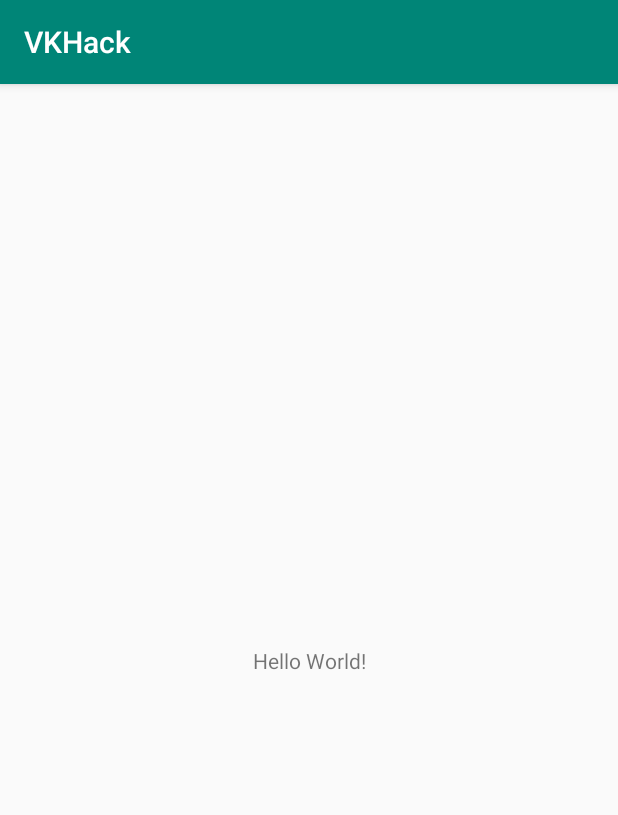
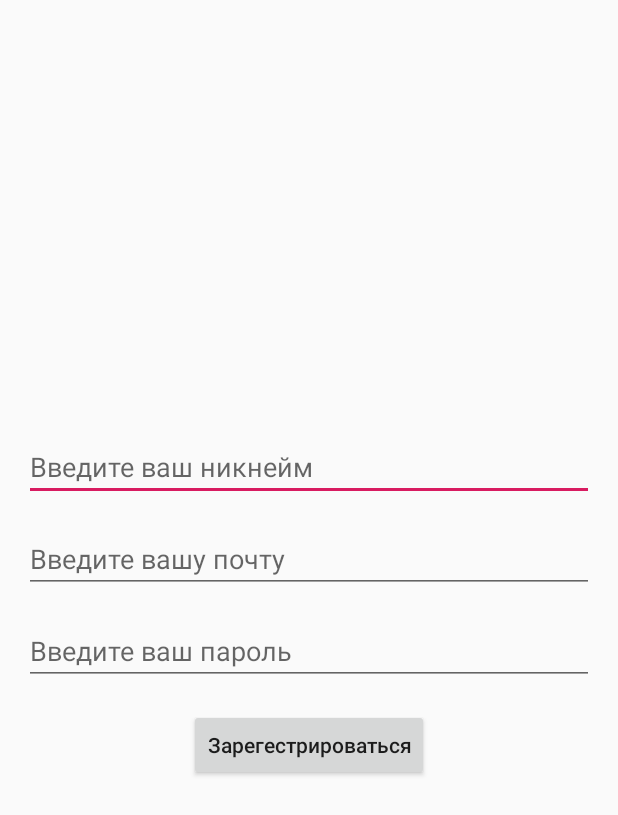
Before and after one commit to BOOMeranGG/VKHack, an Android app: the screen it shows after launch (MainActivity before the commit, RegistrationActivity after it), on a phone screen of 412 x 824 dp. Shown: the top 815 px of the screen. Run offline under Robolectric (Android 15) with nearby library versions, the phone set to English and light mode, and no system bars.

Commit message:
Add registration

```diff
--- a/app/build.gradle
+++ b/app/build.gradle
@@ -42,4 +42,6 @@ dependencies {
     implementation 'androidx.core:core-ktx:1.2.0-alpha04'
     implementation 'androidx.constraintlayout:constraintlayout:2.0.0-beta2'
     implementation 'com.github.stfalcon:chatkit:0.3.3'
+
+    implementation 'com.jsibbold:zoomage:1.3.0'
 }
--- a/app/src/main/java/com/orange_infinity/vkhack/MainActivity.java
+++ b/app/src/main/java/com/orange_infinity/vkhack/MainActivity.java
@@ -1,7 +1,8 @@
 package com.orange_infinity.vkhack;
 
+import android.os.Bundle;
+
 import androidx.appcompat.app.AppCompatActivity;
-import android.os.Bundle;
 
 public class MainActivity extends AppCompatActivity {
 
--- /dev/null
+++ b/app/src/main/java/com/orange_infinity/vkhack/ui/layouts/RegistrationActivity.java
@@ -0,0 +1,67 @@
+package com.orange_infinity.vkhack.ui.layouts;
+
+import androidx.appcompat.app.AppCompatActivity;
+
+import android.content.Intent;
+import android.os.Bundle;
+import android.util.Log;
+import android.view.View;
+import android.widget.Button;
+import android.widget.EditText;
+
+import com.orange_infinity.vkhack.MainActivity;
+import com.orange_infinity.vkhack.R;
+import com.orange_infinity.vkhack.data.preferences.UserPreferences;
+import com.orange_infinity.vkhack.utils.StringUtils;
+
+import static com.orange_infinity.vkhack.utils.StringUtils.MAIN_TAG;
+
+public class RegistrationActivity extends AppCompatActivity implements View.OnClickListener {
+
+    private EditText editLogin;
+    private EditText editPassword;
+    private EditText editNickname;
+    private Button btnEnter;
+
+    @Override
+    protected void onCreate(Bundle savedInstanceState) {
+        super.onCreate(savedInstanceState);
+        checkIsUserAuthorized();
+        setContentView(R.layout.activity_registration);
+
+        editLogin = findViewById(R.id.editLogin);
+        editPassword = findViewById(R.id.editPassword);
+        editNickname = findViewById(R.id.editNickname);
+        btnEnter = findViewById(R.id.btnEnter);
+
+        btnEnter.setOnClickListener(this);
+    }
+
+    private void checkIsUserAuthorized() {
+        if (UserPreferences.isUserAuth(this)) {
+            Intent intent = new Intent(this, MainActivity.class);
+            startActivity(intent);
+            finish();
+        }
+    }
+
+    @Override
+    public void onClick(View v) {
+        if (v.getId() == R.id.btnEnter) {
+            String login = editLogin.getText().toString().trim();
+            String password = editPassword.getText().toString();
+            String nickname = editNickname.getText().toString();
+
+            if (!StringUtils.isValidEmail(login)) {
+                return;
+            }
+            Log.d(MAIN_TAG, "You are creating a new account, login: " + login + ", password: "
+                    + password + ", nickname: " + nickname);
+            Intent intent = new Intent(this, MainActivity.class);
+
+            UserPreferences.saveUserAuthData(this, password, login, nickname);
+            startActivity(intent);
+            finish();
+        }
+    }
+}
--- /dev/null
+++ b/app/src/main/res/layout/activity_registration.xml
@@ -0,0 +1,61 @@
+<?xml version="1.0" encoding="utf-8"?>
+<androidx.constraintlayout.widget.ConstraintLayout
+    xmlns:android="http://schemas.android.com/apk/res/android"
+    xmlns:app="http://schemas.android.com/apk/res-auto"
+    xmlns:tools="http://schemas.android.com/tools"
+    android:layout_width="match_parent"
+    android:layout_height="match_parent"
+    tools:context=".ui.layouts.RegistrationActivity">
+
+    <LinearLayout
+        android:id="@+id/editLayout"
+        android:layout_width="match_parent"
+        android:layout_height="wrap_content"
+        android:orientation="vertical"
+        app:layout_constraintBottom_toBottomOf="parent"
+        app:layout_constraintTop_toTopOf="parent"
+        app:layout_constraintVertical_bias="0.44">
+
+        <EditText
+            android:id="@+id/editNickname"
+            android:layout_width="match_parent"
+            android:layout_height="wrap_content"
+            android:layout_marginStart="16dp"
+            android:layout_marginEnd="16dp"
+            android:layout_marginBottom="16dp"
+            android:hint="@string/edit_nickname"
+            android:inputType="text" />
+
+        <EditText
+            android:id="@+id/editLogin"
+            android:layout_width="match_parent"
+            android:layout_height="wrap_content"
+            android:layout_marginStart="16dp"
+            android:layout_marginEnd="16dp"
+            android:layout_marginBottom="16dp"
+            android:hint="@string/edit_login"
+            android:inputType="text" />
+
+        <EditText
+            android:id="@+id/editPassword"
+            android:layout_width="match_parent"
+            android:layout_height="wrap_content"
+            android:layout_marginStart="16dp"
+            android:layout_marginEnd="16dp"
+            android:hint="@string/edit_password"
+            android:inputType="textPassword" />
+
+    </LinearLayout>
+
+    <Button
+        android:id="@+id/btnEnter"
+        android:layout_width="wrap_content"
+        android:layout_height="wrap_content"
+        android:textAllCaps="false"
+        app:layout_constraintTop_toBottomOf="@id/editLayout"
+        android:layout_marginTop="16dp"
+        app:layout_constraintStart_toStartOf="parent"
+        app:layout_constraintEnd_toEndOf="parent"
+        android:text="@string/registration" />
+
+</androidx.constraintlayout.widget.ConstraintLayout>
--- a/app/src/main/res/values/colors.xml
+++ b/app/src/main/res/values/colors.xml
@@ -3,4 +3,10 @@
     <color name="colorPrimary">#008577</color>
     <color name="colorPrimaryDark">#00574B</color>
     <color name="colorAccent">#D81B60</color>
+    <color name="colorStandard">#00E676</color>
+    <color name="whitesh">#FAFAFA</color>
+    <color name="white">#FFF</color>
+    <color name="black">#000</color>
+    <color name="gray">#bbb</color>
+    <color name="blue">#3897F0</color>
 </resources>
--- a/app/src/main/res/values/strings.xml
+++ b/app/src/main/res/values/strings.xml
@@ -1,3 +1,8 @@
 <resources>
     <string name="app_name">VKHack</string>
+    <string name="edit_password">Введите ваш пароль</string>
+    <string name="edit_login">Введите вашу почту</string>
+    <string name="enter">Войти</string>
+    <string name="registration">Зарегестрироваться</string>
+    <string name="edit_nickname">Введите ваш никнейм</string>
 </resources>
--- a/app/src/main/res/values/styles.xml
+++ b/app/src/main/res/values/styles.xml
@@ -1,7 +1,7 @@
 <resources>
 
     <!-- Base application theme. -->
-    <style name="AppTheme" parent="Theme.AppCompat.Light.DarkActionBar">
+    <style name="AppTheme" parent="Theme.AppCompat.Light.NoActionBar">
         <!-- Customize your theme here. -->
         <item name="colorPrimary">@color/colorPrimary</item>
         <item name="colorPrimaryDark">@color/colorPrimaryDark</item>
--- a/build.gradle
+++ b/build.gradle
@@ -4,7 +4,7 @@ buildscript {
     repositories {
         google()
         jcenter()
-
+        maven { url 'https://oss.jfrog.org/artifactory/oss-snapshot-local' }
     }
     dependencies {
         classpath 'com.android.tools.build:gradle:3.4.2'
```
Also changed, not shown: app/src/main/AndroidManifest.xml (+7 -2 lines), app/src/main/java/com/orange_infinity/vkhack/data/preferences/UserPreferences.java (added, +50 -0 lines), app/src/main/java/com/orange_infinity/vkhack/ui/layouts/AuthActivity.java (added, +46 -0 lines), app/src/main/java/com/orange_infinity/vkhack/utils/StringUtils.java (added, +12 -0 lines), app/src/main/res/drawable-anydpi/icon_home.xml (added, +10 -0 lines), app/src/main/res/layout/activity_auth.xml (added, +68 -0 lines), app/src/main/res/layout/bottom_navigation_view.xml (added, +17 -0 lines), app/src/main/res/menu/bottom_navigation_menu.xml (added, +29 -0 lines), app/src/main/res/drawable-hdpi/icon_home.png (added), app/src/main/res/drawable-mdpi/icon_home.png (added), app/src/main/res/drawable-xhdpi/icon_home.png (added), app/src/main/res/drawable-xxhdpi/icon_home.png (added).
